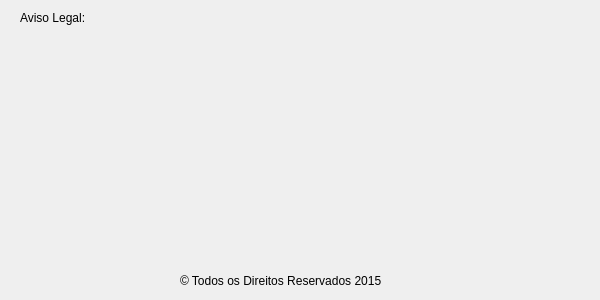
Before: the Qt Designer form Dialogs/legalwarning.ui in KDE/brprint3d, drawn with Qt 5.
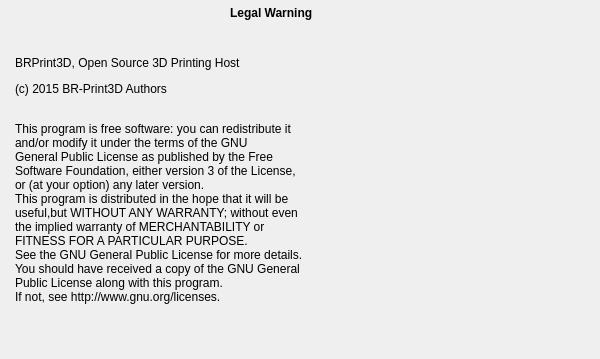
After: the same form once the commit is applied. Icons and pictures are not drawn.

Patch:
```diff
--- a/Dialogs/legalwarning.ui
+++ b/Dialogs/legalwarning.ui
@@ -7,7 +7,7 @@
     <x>0</x>
     <y>0</y>
     <width>600</width>
-    <height>300</height>
+    <height>359</height>
    </rect>
   </property>
   <property name="minimumSize">
@@ -16,12 +16,6 @@
     <height>300</height>
    </size>
   </property>
-  <property name="maximumSize">
-   <size>
-    <width>600</width>
-    <height>300</height>
-   </size>
-  </property>
   <property name="windowTitle">
    <string>Aviso Legal</string>
   </property>
@@ -31,43 +25,27 @@
   <widget class="QLabel" name="label">
    <property name="geometry">
     <rect>
-     <x>20</x>
-     <y>10</y>
-     <width>91</width>
+     <x>230</x>
+     <y>5</y>
+     <width>131</width>
      <height>16</height>
     </rect>
    </property>
    <property name="text">
-    <string>Aviso Legal:</string>
+    <string>&lt;html&gt;&lt;head/&gt;&lt;body&gt;&lt;p&gt;&lt;span style=&quot; font-weight:600;&quot;&gt;Legal Warning&lt;/span&gt;&lt;/p&gt;&lt;/body&gt;&lt;/html&gt;</string>
    </property>
   </widget>
   <widget class="QLabel" name="label_2">
    <property name="geometry">
     <rect>
-     <x>50</x>
-     <y>50</y>
-     <width>241</width>
-     <height>121</height>
+     <x>15</x>
+     <y>25</y>
+     <width>551</width>
+     <height>311</height>
     </rect>
    </property>
    <property name="text">
-    <string/>
-   </property>
-   <property name="pixmap">
-    <pixmap resource="images.qrc">:/Icons/Icons/logo</pixmap>
-   </property>
-  </widget>
-  <widget class="QLabel" name="label_3">
-   <property name="geometry">
-    <rect>
-     <x>180</x>
-     <y>270</y>
-     <width>261</width>
-     <height>21</height>
-    </rect>
-   </property>
-   <property name="text">
-    <string>© Todos os Direitos Reservados 2015</string>
+    <string>&lt;html&gt;&lt;head/&gt;&lt;body&gt;&lt;p&gt;&lt;span style=&quot; color:#000000;&quot;&gt;BRPrint3D, Open Source 3D Printing Host&lt;/span&gt;&lt;/p&gt;&lt;p&gt;&lt;span style=&quot; font-family:'Courier New,courier'; color:#000000;&quot;&gt;(c) 2015 BR-Print3D Authors&lt;/span&gt;&lt;/p&gt;&lt;p&gt;&lt;br/&gt;This program is free software: you can redistribute it&lt;br/&gt;and/or modify it under the terms of the GNU&lt;br/&gt;General Public License as published by the Free&lt;br/&gt;Software Foundation, either version 3 of the License,&lt;br/&gt;or (at your option) any later version.&lt;br/&gt;This program is distributed in the hope that it will be&lt;br/&gt;useful,but WITHOUT ANY WARRANTY; without even&lt;br/&gt;the implied warranty of MERCHANTABILITY or&lt;br/&gt;FITNESS FOR A PARTICULAR PURPOSE.&lt;br/&gt;See the GNU General Public License for more details.&lt;br/&gt;You should have received a copy of the GNU General&lt;br/&gt;Public License along with this program. &lt;br/&gt;If not, see http://www.gnu.org/licenses.&lt;/p&gt;&lt;/body&gt;&lt;/html&gt;</string>
    </property>
   </widget>
  </widget>
```
